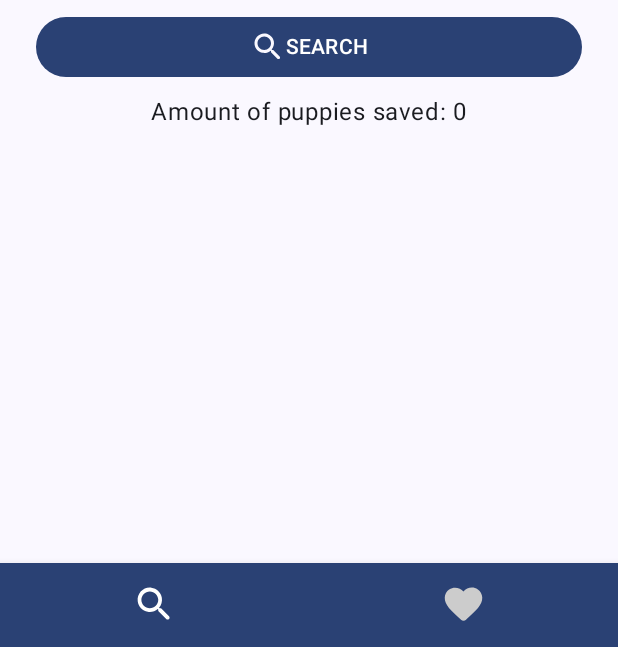
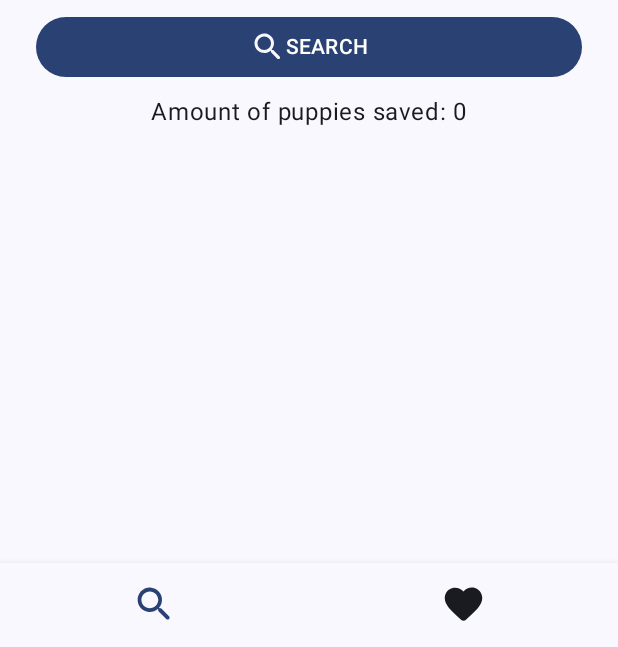
Before and after one commit to matheusxreis/dogallery, an Android app built with Jetpack Compose: the screen it shows after launch (MainActivity), on a phone screen of 412 x 824 dp, the part 589-1236 px from its top. Run offline under Robolectric (Android 15) with nearby library versions, the phone set to English and light mode, and no system bars; pictures from the network do not load.

Commit message:
refactor: change bottom bar color

```diff
--- a/app/src/main/java/br/com/matheusxreis/dogimages/MainActivity.kt
+++ b/app/src/main/java/br/com/matheusxreis/dogimages/MainActivity.kt
@@ -52,7 +52,7 @@ class MainActivity : ComponentActivity() {
                     Scaffold(
                         bottomBar = {
                             BottomNavigation(
-                                backgroundColor = MaterialTheme.colorScheme.primary
+                                backgroundColor = MaterialTheme.colorScheme.background
                             ){
                                 val navBackStackEntry by navController.currentBackStackEntryAsState()
                                 val currentDestination = navBackStackEntry?.destination
@@ -68,7 +68,7 @@ class MainActivity : ComponentActivity() {
                                                     imageVector = screen.icon,
                                                     contentDescription = null,
                                                     modifier = Modifier.size(30.dp),
-                                                    tint = if(isCurrentDestination) MaterialTheme.colorScheme.onSecondary else Color.LightGray)}
+                                                    tint = if(isCurrentDestination) MaterialTheme.colorScheme.primary else MaterialTheme.colorScheme.onBackground)}
                                             }
                                       ,
                                         selectedContentColor = MaterialTheme.colorScheme.onPrimary,
```
